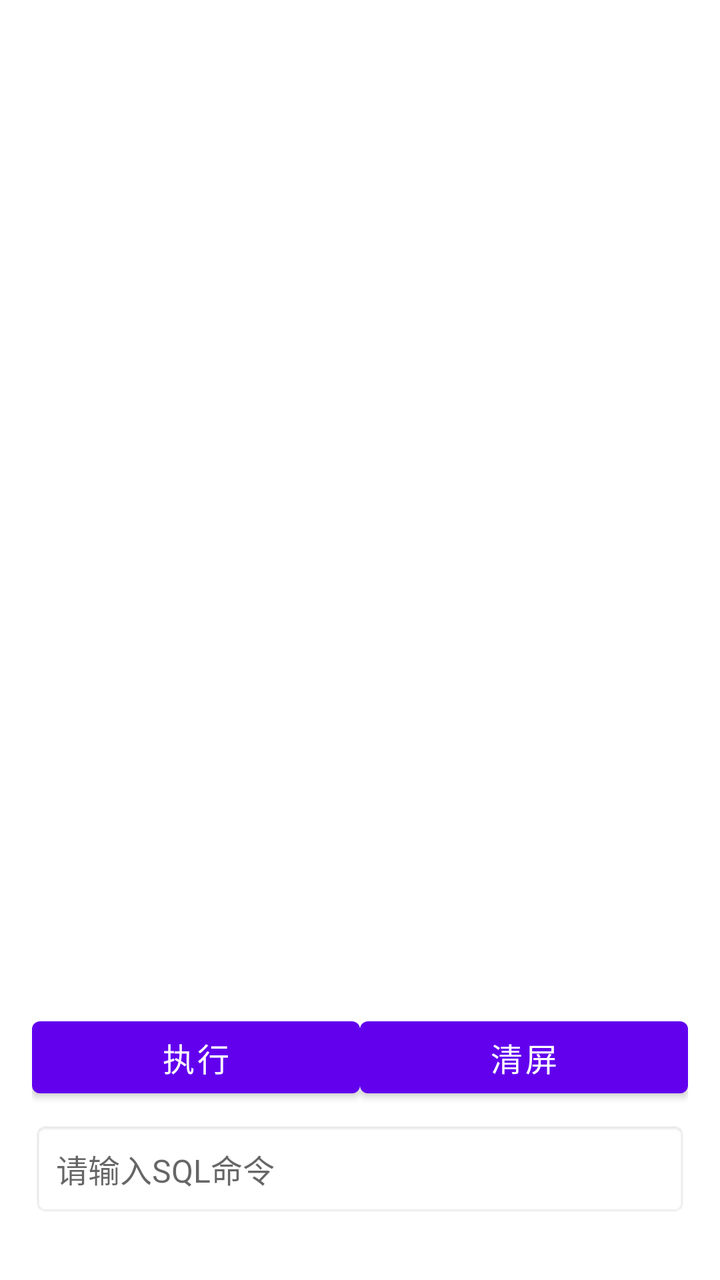
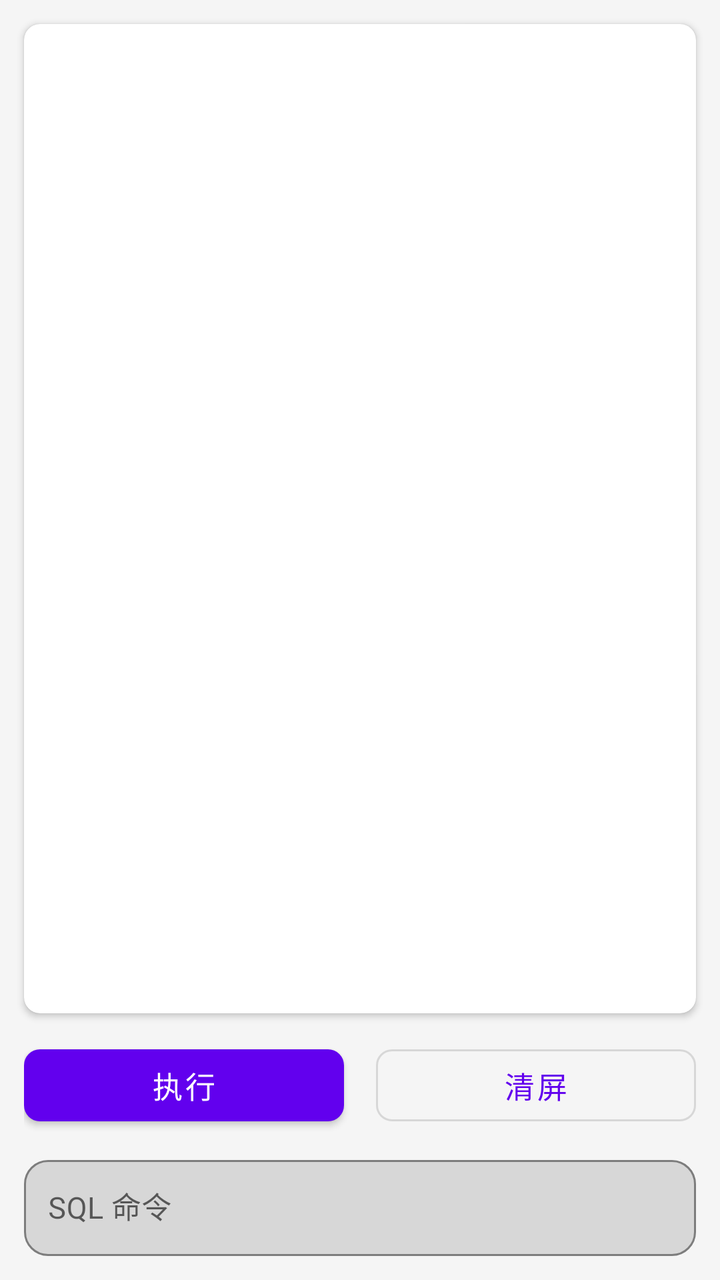

Compare the two renders of this Android layout. The source of the first and the diff that turns it into the second are given below.
<!-- AndroidManifest.xml: application theme Theme.TotemMobileDataBase -->
<!-- res/layout/activity_main.xml -->
<?xml version="1.0" encoding="utf-8"?>
<androidx.constraintlayout.widget.ConstraintLayout
    xmlns:android="http://schemas.android.com/apk/res/android"
    xmlns:app="http://schemas.android.com/apk/res-auto"
    xmlns:tools="http://schemas.android.com/tools"
    android:fitsSystemWindows="true"
    android:layout_width="match_parent"
    android:layout_height="match_parent"
    android:padding="16dp"
    tools:context=".MainActivity">

    
    <EditText
        android:id="@+id/etCmd"
        android:layout_width="0dp"
        android:layout_height="wrap_content"
        android:hint="请输入SQL命令"
        android:background="@android:drawable/editbox_background"
        android:padding="12dp"
        android:textSize="16sp"
        android:layout_marginBottom="16dp"
        android:imeOptions="flagNoExtractUi"
        app:layout_constraintBottom_toBottomOf="parent"
        app:layout_constraintStart_toStartOf="parent"
        app:layout_constraintEnd_toEndOf="parent"/>

    <Button
        android:id="@+id/btExecute"
        android:layout_width="0dp"
        android:layout_height="wrap_content"
        android:text="执行"
        android:textSize="16sp"
        android:textColor="@android:color/white"
        android:layout_marginBottom="8dp"
        app:layout_constraintBottom_toTopOf="@id/etCmd"
        app:layout_constraintStart_toStartOf="parent"
        app:layout_constraintEnd_toStartOf="@id/btClear" />

    <Button
        android:id="@+id/btClear"
        android:layout_width="0dp"
        android:layout_height="wrap_content"
        android:text="清屏"
        android:textSize="16sp"
        android:textColor="@android:color/white"
        android:layout_marginBottom="8dp"
        app:layout_constraintBottom_toTopOf="@id/etCmd"
        app:layout_constraintStart_toEndOf="@id/btExecute"
        app:layout_constraintEnd_toEndOf="parent" />

    <ScrollView
        android:id="@+id/scrollView"
        android:layout_width="0dp"
        android:layout_height="0dp"
        android:fillViewport="true"
        android:layout_marginBottom="8dp"
        app:layout_constraintTop_toTopOf="parent"
        app:layout_constraintBottom_toTopOf="@id/btExecute"
        app:layout_constraintStart_toStartOf="parent"
        app:layout_constraintEnd_toEndOf="parent">

        <LinearLayout
            android:id="@+id/resultContainer"
            android:layout_width="match_parent"
            android:layout_height="wrap_content"
            android:orientation="vertical"
            android:padding="8dp"
            android:background="@android:color/white"/>
    </ScrollView>

</androidx.constraintlayout.widget.ConstraintLayout>
<!-- resources referenced by this layout -->
<resources>
  <style name="Theme.TotemMobileDataBase" parent="Theme.MaterialComponents.DayNight.DarkActionBar">
          
          <item name="colorPrimary">@color/purple_500</item>
          <item name="colorPrimaryVariant">@color/purple_700</item>
          <item name="colorOnPrimary">@color/white</item>
          
          <item name="colorSecondary">@color/teal_200</item>
          <item name="colorSecondaryVariant">@color/teal_700</item>
          <item name="colorOnSecondary">@color/black</item>
          
          <item name="android:statusBarColor">?attr/colorPrimaryVariant</item>
          
      </style>
  <color name="purple_500">#FF6200EE</color>
  <color name="purple_700">#FF3700B3</color>
  <color name="white">#FFFFFFFF</color>
  <color name="teal_200">#FF03DAC5</color>
  <color name="teal_700">#FF018786</color>
  <color name="black">#FF000000</color>
</resources>

<!-- the commit's change to res/layout/activity_main.xml (unified diff, before → after) -->
@@ -3,69 +3,110 @@
     xmlns:android="http://schemas.android.com/apk/res/android"
     xmlns:app="http://schemas.android.com/apk/res-auto"
     xmlns:tools="http://schemas.android.com/tools"
-    android:fitsSystemWindows="true"
+    tools:context=".MainActivity"
     android:layout_width="match_parent"
     android:layout_height="match_parent"
-    android:padding="16dp"
-    tools:context=".MainActivity">
+    android:background="#F5F5F5"
+    android:fitsSystemWindows="true">
 
     
-    <EditText
-        android:id="@+id/etCmd"
-        android:layout_width="0dp"
-        android:layout_height="wrap_content"
-        android:hint="请输入SQL命令"
-        android:background="@android:drawable/editbox_background"
-        android:padding="12dp"
-        android:textSize="16sp"
-        android:layout_marginBottom="16dp"
-        android:imeOptions="flagNoExtractUi"
-        app:layout_constraintBottom_toBottomOf="parent"
-        app:layout_constraintStart_toStartOf="parent"
-        app:layout_constraintEnd_toEndOf="parent"/>
-
-    <Button
-        android:id="@+id/btExecute"
-        android:layout_width="0dp"
-        android:layout_height="wrap_content"
-        android:text="执行"
-        android:textSize="16sp"
-        android:textColor="@android:color/white"
-        android:layout_marginBottom="8dp"
-        app:layout_constraintBottom_toTopOf="@id/etCmd"
-        app:layout_constraintStart_toStartOf="parent"
-        app:layout_constraintEnd_toStartOf="@id/btClear" />
-
-    <Button
-        android:id="@+id/btClear"
-        android:layout_width="0dp"
-        android:layout_height="wrap_content"
-        android:text="清屏"
-        android:textSize="16sp"
-        android:textColor="@android:color/white"
-        android:layout_marginBottom="8dp"
-        app:layout_constraintBottom_toTopOf="@id/etCmd"
-        app:layout_constraintStart_toEndOf="@id/btExecute"
-        app:layout_constraintEnd_toEndOf="parent" />
-
-    <ScrollView
-        android:id="@+id/scrollView"
+    <com.google.android.material.card.MaterialCardView
+        android:id="@+id/resultCard"
         android:layout_width="0dp"
         android:layout_height="0dp"
-        android:fillViewport="true"
-        android:layout_marginBottom="8dp"
+        app:cardElevation="2dp"
+        app:cardCornerRadius="8dp"
+        android:layout_marginStart="12dp"
+        android:layout_marginEnd="12dp"
+        android:layout_marginTop="12dp"
+        android:layout_marginBottom="12dp"
         app:layout_constraintTop_toTopOf="parent"
-        app:layout_constraintBottom_toTopOf="@id/btExecute"
+        app:layout_constraintBottom_toTopOf="@id/btnBar"
         app:layout_constraintStart_toStartOf="parent"
         app:layout_constraintEnd_toEndOf="parent">
 
-        <LinearLayout
-            android:id="@+id/resultContainer"
+        <ScrollView
+            android:id="@+id/scrollView"
+            android:layout_width="match_parent"
+            android:layout_height="match_parent"
+            android:fillViewport="true">
+
+            <HorizontalScrollView
+                android:layout_width="match_parent"
+                android:layout_height="match_parent">
+
+                <LinearLayout
+                    android:id="@+id/resultContainer"
+                    android:layout_width="wrap_content"
+                    android:layout_height="match_parent"
+                    android:orientation="vertical"
+                    android:padding="12dp"/>
+            </HorizontalScrollView>
+        </ScrollView>
+    </com.google.android.material.card.MaterialCardView>
+
+    
+    <LinearLayout
+        android:id="@+id/btnBar"
+        android:layout_width="0dp"
+        android:layout_height="wrap_content"
+        android:orientation="horizontal"
+        android:gravity="center"
+        android:layout_marginStart="12dp"
+        android:layout_marginEnd="12dp"
+        android:layout_marginBottom="8dp"
+        app:layout_constraintBottom_toTopOf="@id/inputLayout"
+        app:layout_constraintStart_toStartOf="parent"
+        app:layout_constraintEnd_toEndOf="parent">
+
+        <com.google.android.material.button.MaterialButton
+            android:id="@+id/btExecute"
+            android:layout_width="0dp"
+            android:layout_height="48dp"
+            android:layout_weight="1"
+            android:text="执行"
+            android:textSize="15sp"
+            app:cornerRadius="8dp"
+            android:layout_marginEnd="8dp"/>
+
+        <com.google.android.material.button.MaterialButton
+            android:id="@+id/btClear"
+            style="@style/Widget.MaterialComponents.Button.OutlinedButton"
+            android:layout_width="0dp"
+            android:layout_height="48dp"
+            android:layout_weight="1"
+            android:text="清屏"
+            android:textSize="15sp"
+            app:cornerRadius="8dp"
+            android:layout_marginStart="8dp"/>
+    </LinearLayout>
+
+    
+    <com.google.android.material.textfield.TextInputLayout
+        android:id="@+id/inputLayout"
+        android:layout_width="0dp"
+        android:layout_height="wrap_content"
+        app:boxBackgroundMode="outline"
+        app:boxCornerRadiusBottomEnd="12dp"
+        app:boxCornerRadiusBottomStart="12dp"
+        app:boxCornerRadiusTopEnd="12dp"
+        app:boxCornerRadiusTopStart="12dp"
+        android:layout_marginStart="12dp"
+        android:layout_marginEnd="12dp"
+        android:layout_marginBottom="12dp"
+        android:hint="SQL 命令"
+        app:layout_constraintBottom_toBottomOf="parent"
+        app:layout_constraintStart_toStartOf="parent"
+        app:layout_constraintEnd_toEndOf="parent">
+
+        <com.google.android.material.textfield.TextInputEditText
+            android:id="@+id/etCmd"
             android:layout_width="match_parent"
             android:layout_height="wrap_content"
-            android:orientation="vertical"
-            android:padding="8dp"
-            android:background="@android:color/white"/>
-    </ScrollView>
+            android:minHeight="48dp"
+            android:padding="12dp"
+            android:textSize="15sp"
+            android:imeOptions="flagNoExtractUi"/>
+    </com.google.android.material.textfield.TextInputLayout>
 
 </androidx.constraintlayout.widget.ConstraintLayout>
